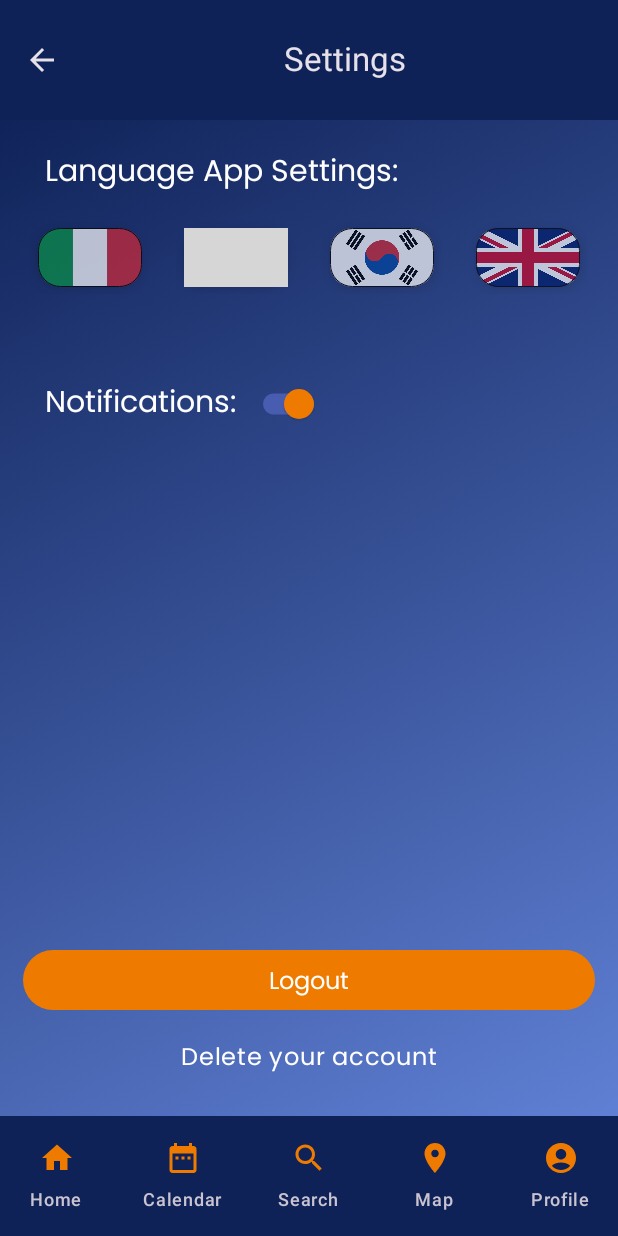
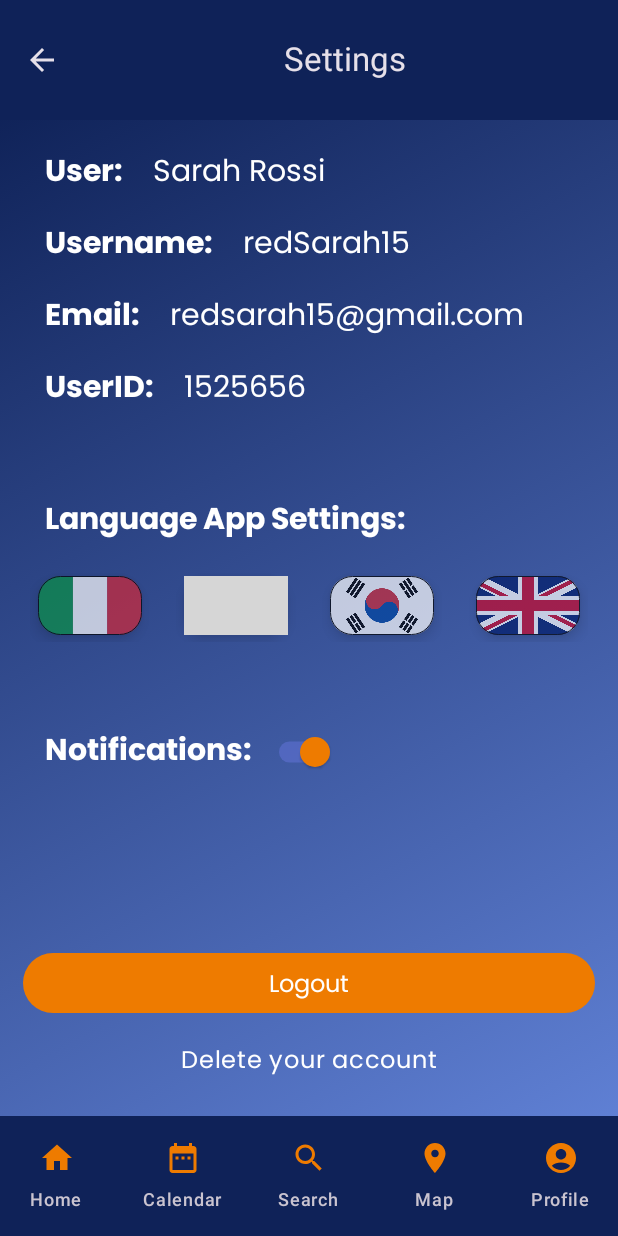
Before and after one commit to Mariarita2710/MangaGen_pre, an Android app built with Jetpack Compose: the SettingsScreen screen opened through its navigation route, on a phone screen of 412 x 824 dp. Run offline under Robolectric (Android 15) with nearby library versions, the phone set to English and light mode, and no system bars; our stand-ins replace Firebase (no records; nobody signed in at launch, a user with empty details on screens opened directly), livedata-compose; pictures from the network do not load; grey boxes are pictures that could not be loaded.

Commit message:
settings

```diff
--- a/GenerazioneMangaV3/app/src/main/java/com/polito/giulia/generazionemangav3/screens/Settings.kt
+++ b/GenerazioneMangaV3/app/src/main/java/com/polito/giulia/generazionemangav3/screens/Settings.kt
@@ -118,6 +118,105 @@ fun SettingsScreen(viewModel: AppViewModel, navController: NavController) {
         Column(
             verticalArrangement = Arrangement.SpaceBetween
         ) {
+
+            //dati utente
+            Column(
+                modifier = Modifier.padding(20.dp)
+            ) {
+                Row(
+                    horizontalArrangement = Arrangement.SpaceBetween
+                ) {
+                    Text(
+                        text = "User:",
+                        textAlign = TextAlign.Left,
+                        fontFamily = fontFamily,
+                        fontWeight = FontWeight.SemiBold,
+                        fontSize = 20.sp,
+                        color = Color.White,
+                        modifier = Modifier.padding(10.dp)
+                    )
+                    Text(
+                        text = "Sarah Rossi",
+                        textAlign = TextAlign.Left,
+                        fontFamily = fontFamily,
+                        fontWeight = FontWeight.Normal,
+                        fontSize = 20.sp,
+                        color = Color.White,
+                        modifier = Modifier.padding(10.dp)
+                    )
+                }
+                Row(
+                    horizontalArrangement = Arrangement.SpaceBetween
+                ) {
+                    Text(
+                        text = "Username:",
+                        textAlign = TextAlign.Left,
+                        fontFamily = fontFamily,
+                        fontWeight = FontWeight.SemiBold,
+                        fontSize = 20.sp,
+                        color = Color.White,
+                        modifier = Modifier.padding(10.dp)
+                    )
+                    Text(
+                        text = "redSarah15",
+                        textAlign = TextAlign.Left,
+                        fontFamily = fontFamily,
+                        fontWeight = FontWeight.Normal,
+                        fontSize = 20.sp,
+                        color = Color.White,
+                        modifier = Modifier.padding(10.dp)
+                    )
+                }
+                Row(
+                    horizontalArrangement = Arrangement.SpaceBetween
+                ) {
+                    Text(
+                        text = "Email:",
+                        textAlign = TextAlign.Left,
+                        fontFamily = fontFamily,
+                        fontWeight = FontWeight.SemiBold,
+                        fontSize = 20.sp,
+                        color = Color.White,
+                        modifier = Modifier.padding(10.dp)
+                    )
+                    Text(
+                        text = "redsarah15@gmail.com",
+                        textAlign = TextAlign.Left,
+                        fontFamily = fontFamily,
+                        fontWeight = FontWeight.Normal,
+                        fontSize = 20.sp,
+                        color = Color.White,
+                        modifier = Modifier.padding(10.dp)
+                    )
+                }
+
+                Row(
+                    horizontalArrangement = Arrangement.SpaceBetween
+                ) {
+                    Text(
+                        text = "UserID:",
+                        textAlign = TextAlign.Left,
+                        fontFamily = fontFamily,
+                        fontWeight = FontWeight.SemiBold,
+                        fontSize = 20.sp,
+                        color = Color.White,
+                        modifier = Modifier.padding(10.dp)
+                    )
+                    Text(
+                        text = "1525656",
+                        textAlign = TextAlign.Left,
+                        fontFamily = fontFamily,
+                        fontWeight = FontWeight.Normal,
+                        fontSize = 20.sp,
+                        color = Color.White,
+                        modifier = Modifier.padding(10.dp)
+                    )
+                }
+
+
+            }
+
+            //sezione lingua
             Row(
                 modifier = Modifier.padding(20.dp)
             ) {
@@ -126,7 +225,7 @@ fun SettingsScreen(viewModel: AppViewModel, navController: NavController) {
                         text = "Language App Settings:",
                         textAlign = TextAlign.Left,
                         fontFamily = fontFamily,
-                        fontWeight = FontWeight.Normal,
+                        fontWeight = FontWeight.SemiBold,
                         fontSize = 20.sp,
                         color = Color.White,
                         modifier = Modifier.padding(10.dp)
@@ -156,7 +255,7 @@ fun SettingsScreen(viewModel: AppViewModel, navController: NavController) {
                         text = "Notifications:",
                         textAlign = TextAlign.Left,
                         fontFamily = fontFamily,
-                        fontWeight = FontWeight.Normal,
+                        fontWeight = FontWeight.SemiBold,
                         fontSize = 20.sp,
                         color = Color.White,
                         modifier = Modifier.padding(10.dp)
@@ -180,7 +279,7 @@ fun SettingsScreen(viewModel: AppViewModel, navController: NavController) {
             //sezione di logout
             Column(
                 horizontalAlignment = Alignment.CenterHorizontally,
-                modifier = Modifier.padding(top = 300.dp)
+                modifier = Modifier.padding(top = 70.dp)
             ) {
                 Row(
                 ) {
@@ -275,7 +374,9 @@ fun SettingsScreen(viewModel: AppViewModel, navController: NavController) {
                 Row(
                     verticalAlignment = Alignment.CenterVertically,
                     horizontalArrangement = Arrangement.spacedBy(16.dp),
-                    modifier = Modifier.padding(60.dp,10.dp).align(alignment = Alignment.BottomCenter),
+                    modifier = Modifier
+                        .padding(60.dp, 10.dp)
+                        .align(alignment = Alignment.BottomCenter),
 
                 ) {
                     androidx.compose.material3.Button(
@@ -354,7 +455,9 @@ fun SettingsScreen(viewModel: AppViewModel, navController: NavController) {
                 Row(
                     verticalAlignment = Alignment.CenterVertically,
                     horizontalArrangement = Arrangement.spacedBy(16.dp),
-                    modifier = Modifier.padding(60.dp,10.dp).align(alignment = Alignment.BottomCenter),
+                    modifier = Modifier
+                        .padding(60.dp, 10.dp)
+                        .align(alignment = Alignment.BottomCenter),
 
                     ) {
                     androidx.compose.material3.Button(
--- a/GenerazioneMangaV3/app/src/main/java/com/polito/giulia/generazionemangav3/screens/VolumePage.kt
+++ b/GenerazioneMangaV3/app/src/main/java/com/polito/giulia/generazionemangav3/screens/VolumePage.kt
@@ -378,6 +378,7 @@ fun MainVolumePage(viewModel: AppViewModel, navController: NavController, info:
     }
 }
 
+//sezione che serve poi in settings: non spostare
 @Composable
 fun FlagCard(
     painter: Painter,
```
